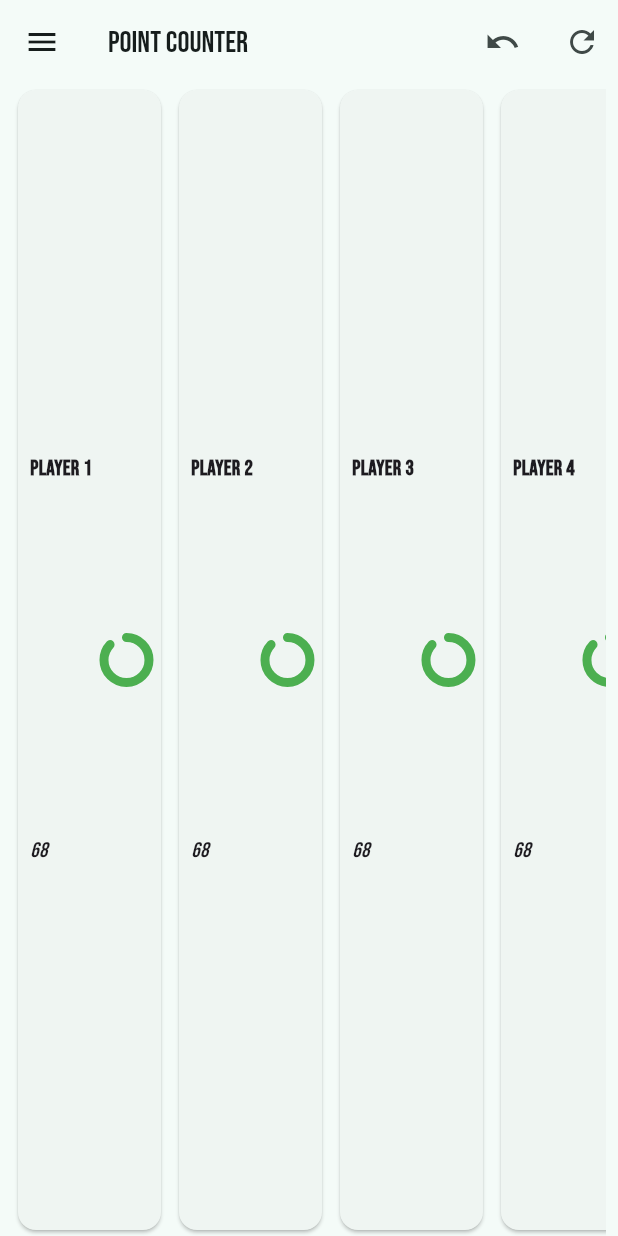
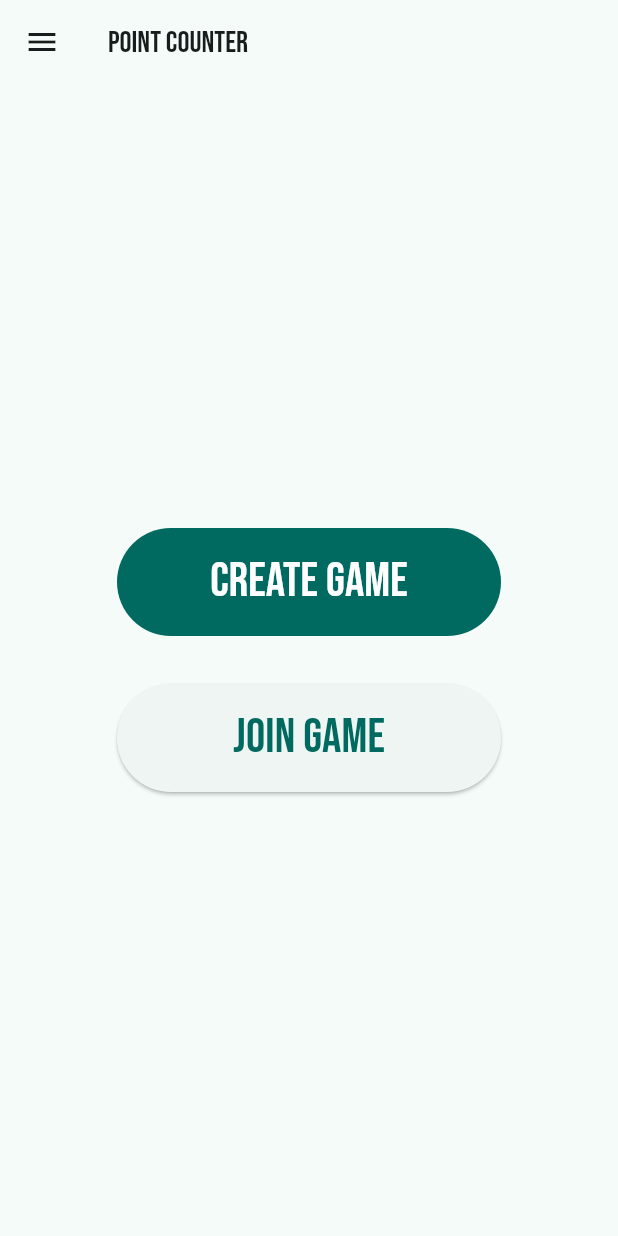
Before and after one commit to Wolgamonox/point-counter, a Flutter app: the MultiPlayerPage screen opened by its route, on a phone screen of 412 x 824 dp. Run offline on Flutter 3.47's test engine with Material 3 defaults, Android fonts, the phone set to English and light mode, and no system bars; our stand-ins replace go_router, google_fonts.

Commit message:
Started multiplayer

```diff
--- a/lib/multiplayer/multi_player_page.dart
+++ b/lib/multiplayer/multi_player_page.dart
@@ -2,6 +2,98 @@ import 'dart:ui';
 
 import 'package:flutter/material.dart';
 import 'package:point_counter/common/drawer.dart';
+
+Future<void> _showCreateGameDialog(BuildContext context) async {
+  TextEditingController nameController = TextEditingController();
+  TextEditingController goalController = TextEditingController();
+
+  final _formKey = GlobalKey<FormState>();
+
+  return showDialog<void>(
+    context: context,
+    builder: (BuildContext context) => Dialog.fullscreen(
+      child: Padding(
+        padding: const EdgeInsets.all(64.0),
+        child: Form(
+          key: _formKey,
+          child: Column(
+            mainAxisSize: MainAxisSize.min,
+            mainAxisAlignment: MainAxisAlignment.center,
+            children: [
+              const Text(
+                "Create a new game",
+                style: TextStyle(fontSize: 32.0),
+              ),
+              const SizedBox(height: 16.0),
+              TextFormField(
+                controller: nameController,
+                autocorrect: false,
+                validator: (value) {
+                  RegExp numbersAndLetters = RegExp(r"^[a-zA-Z0-9_.-]*$");
+
+                  if (value == null || value.isEmpty) {
+                    return 'Please enter a player name';
+                  } else if (!numbersAndLetters.hasMatch(value)) {
+                    return 'Please use only letters and numbers';
+                  }
+                  return null;
+                },
+                autofocus: true,
+                decoration: InputDecoration(
+                  border: OutlineInputBorder(),
+                  prefixIcon: Icon(Icons.person),
+                  labelText: "Player Name",
+                ),
+              ),
+              const SizedBox(height: 16.0),
+              TextFormField(
+                controller: goalController,
+                autocorrect: false,
+                validator: (value) {
+                  if (value == null || value.isEmpty) {
+                    return 'Please enter a point Goal';
+                  } else if (int.tryParse(value) == null) {
+                    return 'Please enter a number';
+                  }
+                  return null;
+                },
+                keyboardType: TextInputType.number,
+                decoration: InputDecoration(
+                  border: OutlineInputBorder(),
+                  prefixIcon: Icon(Icons.flag),
+                  labelText: "Point Goal",
+                ),
+              ),
+              const SizedBox(height: 16.0),
+              Row(
+                mainAxisAlignment: MainAxisAlignment.end,
+                children: [
+                  TextButton(
+                    onPressed: Navigator.of(context).pop,
+                    child: const Text('Cancel'),
+                  ),
+                  FilledButton(
+                    onPressed: () {
+                      if (_formKey.currentState!.validate()) {
+                        print("player: ${nameController.text}");
+                        print("goal: ${goalController.text}");
+
+                        ScaffoldMessenger.of(context).showSnackBar(
+                          const SnackBar(content: Text('Creating game ... ')),
+                        );
+                      }
+                    },
+                    child: const Text('Start Game'),
+                  ),
+                ],
+              ),
+            ],
+          ),
+        ),
+      ),
+    ),
+  );
+}
 
 class MultiPlayerPage extends StatelessWidget {
   const MultiPlayerPage({super.key});
@@ -16,9 +108,7 @@ class MultiPlayerPage extends StatelessWidget {
           builder: (context) {
             return IconButton(
               icon: const Icon(Icons.menu),
-              onPressed: () {
-                Scaffold.of(context).openDrawer();
-              },
+              onPressed: Scaffold.of(context).openDrawer,
             );
           },
         ),
@@ -28,88 +118,117 @@ class MultiPlayerPage extends StatelessWidget {
             fontSize: 20,
           ),
         ),
-        actions: <Widget>[
-          IconButton(
-            onPressed: () {},
-            icon: const Icon(Icons.undo),
-          ),
-          const SizedBox(width: 5.0),
-          IconButton(
-            icon: const Icon(Icons.refresh),
-            onPressed: () {},
-            padding: const EdgeInsets.symmetric(horizontal: 10),
-          ),
+        actions: const <Widget>[
+          // IconButton(
+          //   onPressed: () {},
+          //   icon: const Icon(Icons.undo),
+          // ),
+          // const SizedBox(width: 5.0),
+          // IconButton(
+          //   icon: const Icon(Icons.refresh),
+          //   onPressed: () {},
+          //   padding: const EdgeInsets.symmetric(horizontal: 10),
+          // ),
         ],
       ),
       drawer: const AppDrawer(),
       body: SafeArea(
+        child: Center(
           child: Column(
-          mainAxisAlignment: MainAxisAlignment.start,
+            mainAxisAlignment: MainAxisAlignment.center,
+            crossAxisAlignment: CrossAxisAlignment.center,
             children: [
-            Expanded(
-              flex: 1,
-              child: ScrollConfiguration(
-                behavior:
-                    ScrollConfiguration.of(context).copyWith(dragDevices: {
-                  PointerDeviceKind.touch,
-                  PointerDeviceKind.mouse,
-                }),
-                child: Padding(
-                  padding: const EdgeInsets.symmetric(horizontal: 8.0),
-                  child: ListView.separated(
-                    controller: scrollController,
-                    scrollDirection: Axis.horizontal,
-                    itemBuilder: (BuildContext context, int index) {
-                      return Card(
-                        child: Padding(
-                          padding: const EdgeInsets.all(8.0),
-                          child: Row(
-                            mainAxisAlignment: MainAxisAlignment.spaceEvenly,
-                            children: [
-                              Column(
-                                crossAxisAlignment: CrossAxisAlignment.start,
-                                mainAxisAlignment:
-                                    MainAxisAlignment.spaceEvenly,
-                                children: [
-                                  Text(
-                                    "Player ${index + 1}",
-                                    style: const TextStyle(
-                                        fontWeight: FontWeight.bold),
-                                  ),
-                                  const Text(
-                                    "68",
-                                    style:
-                                        TextStyle(fontStyle: FontStyle.italic),
-                                  ),
-                                ],
-                              ),
-                              const SizedBox(width: 8.0),
-                              const SizedBox.square(
-                                dimension: 30.0,
-                                child: CircularProgressIndicator(
-                                  color: Colors.green,
-                                  value: 0.87,
-                                  strokeWidth: 6.0,
-                                  strokeCap: StrokeCap.round,
-                                ),
-                              )
-                            ],
+              SizedBox(
+                height: 72.0,
+                width: 256.0,
+                child: FilledButton(
+                  onPressed: () => _showCreateGameDialog(context),
+                  child: const Text(
+                    "Create Game",
+                    textAlign: TextAlign.center,
+                    style: TextStyle(fontSize: 32.0),
                   ),
                 ),
-                      );
-                    },
-                    separatorBuilder: (BuildContext context, int index) =>
-                        const SizedBox(
-                      width: 4.0,
               ),
-                    itemCount: 9,
-                  ),
+              const SizedBox(height: 32.0),
+              SizedBox(
+                height: 72.0,
+                width: 256.0,
+                child: ElevatedButton(
+                  onPressed: () {},
+                  child: const Text(
+                    "Join Game",
+                    style: TextStyle(fontSize: 32.0),
                   ),
                 ),
               ),
             ],
           ),
         ),
+      ),
     );
   }
 }
+
+///
+/// Expanded(
+//               flex: 1,
+//               child: ScrollConfiguration(
+//                 behavior:
+//                     ScrollConfiguration.of(context).copyWith(dragDevices: {
+//                   PointerDeviceKind.touch,
+//                   PointerDeviceKind.mouse,
+//                 }),
+//                 child: Padding(
+//                   padding: const EdgeInsets.symmetric(horizontal: 8.0),
+//                   child: ListView.separated(
+//                     controller: scrollController,
+//                     scrollDirection: Axis.horizontal,
+//                     itemBuilder: (BuildContext context, int index) {
+//                       return Card(
+//                         child: Padding(
+//                           padding: const EdgeInsets.all(8.0),
+//                           child: Row(
+//                             mainAxisAlignment: MainAxisAlignment.spaceEvenly,
+//                             children: [
+//                               Column(
+//                                 crossAxisAlignment: CrossAxisAlignment.start,
+//                                 mainAxisAlignment:
+//                                     MainAxisAlignment.spaceEvenly,
+//                                 children: [
+//                                   Text(
+//                                     "Player ${index + 1}",
+//                                     style: const TextStyle(
+//                                         fontWeight: FontWeight.bold),
+//                                   ),
+//                                   const Text(
+//                                     "68",
+//                                     style:
+//                                         TextStyle(fontStyle: FontStyle.italic),
+//                                   ),
+//                                 ],
+//                               ),
+//                               const SizedBox(width: 8.0),
+//                               const SizedBox.square(
+//                                 dimension: 30.0,
+//                                 child: CircularProgressIndicator(
+//                                   color: Colors.green,
+//                                   value: 0.87,
+//                                   strokeWidth: 6.0,
+//                                   strokeCap: StrokeCap.round,
+//                                 ),
+//                               ),
+//                             ],
+//                           ),
+//                         ),
+//                       );
+//                     },
+//                     separatorBuilder: (BuildContext context, int index) =>
+//                         const SizedBox(
+//                       width: 4.0,
+//                     ),
+//                     itemCount: 9,
+//                   ),
+//                 ),
+//               ),
+//             ),
--- a/lib/singleplayer/singleplayer_page.dart
+++ b/lib/singleplayer/singleplayer_page.dart
@@ -4,7 +4,7 @@ import 'package:flutter/material.dart';
 import 'package:point_counter/common/drawer.dart';
 
 Color progressToColor(double progress) {
-  double hue = progress * (120.0 - 10.0) + 10.0;
+  double hue = progress.clamp(0.0, 1.0) * (120.0 - 10.0) + 10.0;
   return HSLColor.fromAHSL(1.0, hue, 1.0, 0.4).toColor();
 }
 
```
Also changed, not shown: analysis_options.yaml (deleted, +0 -33 lines). Lines whose indentation alone changed are shown as unchanged.
